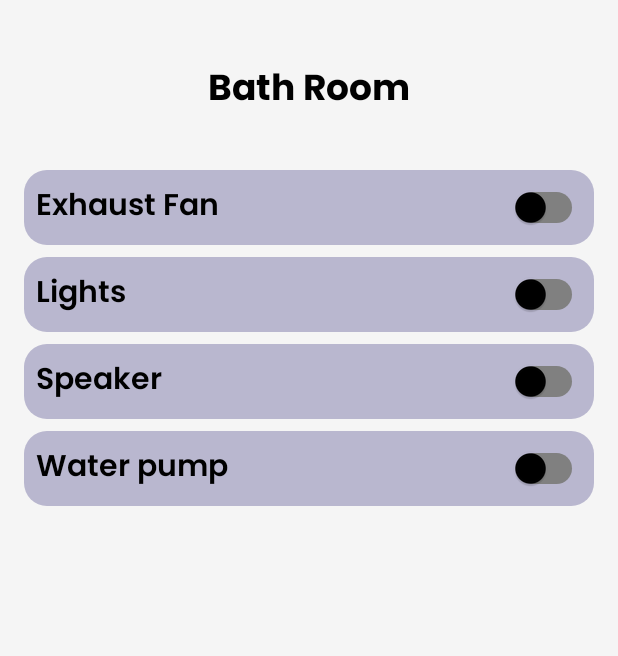
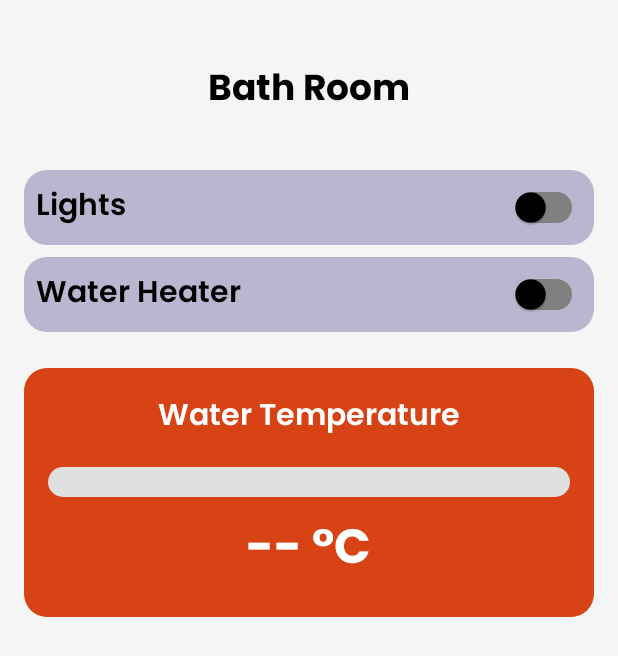
Before and after one commit to Merhii/Smart-Home-Dashboard, an Android app built with Jetpack Compose: the BathroomActivity screen opened directly, with no data from a screen before it, on a phone screen of 412 x 824 dp. Shown: the top 656 px of the screen. Run offline under Robolectric (Android 15) with nearby library versions, the phone set to English and light mode, and no system bars; Roboto replaces fonts that are not available here.

Commit message:
entrance and bathroom updated

```diff
--- a/app/src/main/java/com/example/myapplication/BathroomActivity.kt
+++ b/app/src/main/java/com/example/myapplication/BathroomActivity.kt
@@ -4,99 +4,97 @@ import android.content.Intent
 import android.os.Bundle
 import android.widget.Button
 import android.widget.EditText
+import android.widget.ProgressBar
 import android.widget.Switch
+import android.widget.TextView
 import android.widget.Toast
 import androidx.activity.ComponentActivity
 import androidx.activity.enableEdgeToEdge
 import androidx.lifecycle.lifecycleScope
-import com.example.myapplication.DTO.RegisterUserDto
-import com.example.myapplication.Entity.User
 import com.example.myapplication.RetrofitInstance.apiService
 import kotlinx.coroutines.CoroutineScope
 import kotlinx.coroutines.Dispatchers
+import kotlinx.coroutines.delay
 import kotlinx.coroutines.launch
 import retrofit2.Call
 import retrofit2.Callback
 import retrofit2.Response
-import retrofit2.Retrofit
-import retrofit2.converter.gson.GsonConverterFactory
-import retrofit2.http.GET
 
-
-private lateinit var Eswitch: Switch
 private lateinit var Lswitch: Switch
-private lateinit var Sswitch: Switch
-private lateinit var Pswitch: Switch
-
+private lateinit var Hswitch: Switch
+private lateinit var tvTemperature: TextView
+private lateinit var tempProgressBar: ProgressBar
+private var isHeaterOn = false
 
 class BathroomActivity : ComponentActivity() {
     override fun onCreate(savedInstanceState: Bundle?) {
         super.onCreate(savedInstanceState)
         enableEdgeToEdge()
         setContentView(R.layout.bathroom)
+
         val deviceLocation = intent.getStringExtra("loc")
+        Lswitch = findViewById(R.id.switchlights)
+        Hswitch = findViewById(R.id.switchHeater)
+        tvTemperature = findViewById(R.id.tvTemperature)
+        tempProgressBar = findViewById(R.id.tempProgressBar)
 
-       Eswitch = findViewById(R.id.switchexhaust)
-        Lswitch = findViewById(R.id.switchlights)
-        Sswitch = findViewById(R.id.switchspeaker)
-        Pswitch = findViewById(R.id.switchpump)
-
-        Eswitch.setOnCheckedChangeListener { _, isChecked ->
-            val status = if (isChecked) 1 else 0
-            // Call your API to update the status
-            println(status)
-
-            if (deviceLocation != null) {
-                updateDeviceStatus("Exhaust Fan", deviceLocation, status)
-            }
-        }
-
-
-        Pswitch.setOnCheckedChangeListener { _, isChecked ->
-            val status = if (isChecked) 1 else 0
-            // Call your API to update the status
-            println(status)
-
-            if (deviceLocation != null) {
-                updateDeviceStatus("Water pump", deviceLocation, status)
-            }
-        }
-
-        Sswitch.setOnCheckedChangeListener { _, isChecked ->
-            val status = if (isChecked) 1 else 0
-            // Call your API to update the status
-            println(status)
-
-            if (deviceLocation != null) {
-                updateDeviceStatus("Speaker", deviceLocation, status)
-            }
-        }
-
+        // Lights Switch Listener
         Lswitch.setOnCheckedChangeListener { _, isChecked ->
             val status = if (isChecked) 1 else 0
-            // Call your API to update the status
             println(status)
-
             if (deviceLocation != null) {
                 updateDeviceStatus("Lights", deviceLocation, status)
             }
         }
+
+        // Heater Switch Listener
+        Hswitch.setOnCheckedChangeListener { _, isChecked ->
+            val status = if (isChecked) 1 else 0
+            println(status)
+            if (deviceLocation != null) {
+                updateDeviceStatus("Heater", deviceLocation, status)
+            }
+
+            // Start/Stop temperature monitoring based on heater status
+            isHeaterOn = isChecked
+            if (isChecked) {
+                startHeatingSimulation()
+            } else {
+                resetTemperature()
+            }
+        }
     }
+
     private fun updateDeviceStatus(deviceName: String, deviceLocation: String, status: Int) {
-        // Launch a coroutine to make the network call asynchronously
         CoroutineScope(Dispatchers.Main).launch {
             try {
                 val response = apiService.updateDeviceStatus(deviceLocation, deviceName, status)
-
                 if (response.isExecuted) {
                     Toast.makeText(this@BathroomActivity, "$deviceName status updated successfully", Toast.LENGTH_SHORT).show()
                 } else {
                     Toast.makeText(this@BathroomActivity, "Failed to update device status", Toast.LENGTH_SHORT).show()
                 }
             } catch (e: Exception) {
-//                Toast.makeText(this@LivingroomActivity, "Error: ${e.message}", Toast.LENGTH_SHORT).show()
                 Toast.makeText(this@BathroomActivity, "$deviceName status updated successfully", Toast.LENGTH_SHORT).show()
             }
         }
     }
+
+    // Simulate temperature rise when heater is ON
+    private fun startHeatingSimulation() {
+        lifecycleScope.launch {
+            var temperature = 25  // Starting temperature
+            while (isHeaterOn && temperature <= 50) {  // Simulate heating up to 50°C
+                tvTemperature.text = "$temperature °C"
+                tempProgressBar.progress = temperature  // Update progress bar
+                delay(1000) // Update every second
+                temperature += 1
+            }
+        }
+    }
+
+    private fun resetTemperature() {
+        tvTemperature.text = "-- °C"
+        tempProgressBar.progress = 0
+    }
 }
--- a/app/src/main/java/com/example/myapplication/EntranceActivity.kt
+++ b/app/src/main/java/com/example/myapplication/EntranceActivity.kt
@@ -22,7 +22,7 @@ import retrofit2.Retrofit
 import retrofit2.converter.gson.GsonConverterFactory
 import retrofit2.http.GET
 
-private lateinit var switchAC: Switch
+private lateinit var switchLight: Switch
 
 
 
@@ -31,9 +31,9 @@ class EntranceActivity : ComponentActivity() {
         super.onCreate(savedInstanceState)
         enableEdgeToEdge()
         setContentView(R.layout.entrance)
-        switchAC = findViewById(R.id.switchAC)
+        switchLight = findViewById(R.id.switchLight)
 
-        switchAC.setOnCheckedChangeListener { _, isChecked ->
+        switchLight.setOnCheckedChangeListener { _, isChecked ->
             if (isChecked) {
                 // Switch turned ON -> Call LED ON API
                 apiService.turnOnLed().enqueue(object : Callback<String> {
--- /dev/null
+++ b/app/src/main/res/drawable/progress_bar_temperature.xml
@@ -0,0 +1,21 @@
+<layer-list xmlns:android="http://schemas.android.com/apk/res/android">
+    <item android:id="@android:id/background">
+        <shape android:shape="rectangle">
+            <corners android:radius="10dp"/>
+            <solid android:color="#E0E0E0"/>  <!-- Background color -->
+        </shape>
+    </item>
+
+    <item android:id="@android:id/progress">
+        <clip>
+            <shape android:shape="rectangle">
+                <corners android:radius="10dp"/>
+                <gradient
+                    android:angle="0"
+                    android:startColor="#2196F3"
+                android:centerColor="#FFC107"
+                android:endColor="#F44336"/>
+            </shape>
+        </clip>
+    </item>
+</layer-list>
--- a/app/src/main/res/layout/bathroom.xml
+++ b/app/src/main/res/layout/bathroom.xml
@@ -26,41 +26,6 @@
         android:layout_below="@id/tvBathRoom"
         android:orientation="vertical"
         android:layout_marginTop="16dp">
-
-        <!-- Exhaust Fan Row -->
-        <LinearLayout
-            android:layout_width="match_parent"
-            android:layout_height="wrap_content"
-            android:layout_marginBottom="8dp"
-            android:orientation="horizontal"
-            android:background="@drawable/rounded_boxes"
-            android:backgroundTint="#B9B7CF"
-            android:padding="8dp"
-            android:elevation="4dp"
-            android:layout_gravity="center_vertical"
-            >
-
-            <TextView
-                android:layout_width="0dp"
-                android:layout_height="wrap_content"
-                android:layout_weight="1"
-                android:text="Exhaust Fan"
-                android:textSize="20sp"
-                android:textColor="#000000"
-                android:fontFamily="@font/poppins_semibold"
-                android:gravity="center_vertical" />
-
-            <Switch
-                android:id="@+id/switchexhaust"
-                android:layout_width="wrap_content"
-                android:layout_height="wrap_content"
-                android:layout_gravity="center_vertical"
-                android:thumbTint="#000000"
-                android:track="@drawable/track"/>
-        </LinearLayout>
-
-
-        <!-- lights -->
         <LinearLayout
             android:layout_width="match_parent"
             android:layout_height="wrap_content"
@@ -90,7 +55,7 @@
                 android:thumbTint="#000000"
                 android:track="@drawable/track"/>
         </LinearLayout>
-        <!-- Speaker Row -->
+        <!-- Water Heater -->
         <LinearLayout
             android:layout_width="match_parent"
             android:layout_height="wrap_content"
@@ -106,48 +71,67 @@
                 android:layout_width="0dp"
                 android:layout_height="wrap_content"
                 android:layout_weight="1"
-                android:text="Speaker"
+                android:text="Water Heater"
                 android:textSize="20sp"
                 android:textColor="#000000"
                 android:fontFamily="@font/poppins_semibold"
                 android:gravity="center_vertical" />
 
             <Switch
-                android:id="@+id/switchspeaker"
+                android:id="@+id/switchHeater"
                 android:layout_width="wrap_content"
                 android:layout_height="wrap_content"
                 android:layout_gravity="center_vertical"
                 android:thumbTint="#000000"
                 android:track="@drawable/track"/>
         </LinearLayout>
+
+        <!-- Temperature Display Section -->
         <LinearLayout
+            android:id="@+id/temperatureContainer"
             android:layout_width="match_parent"
             android:layout_height="wrap_content"
-            android:layout_marginBottom="8dp"
-            android:orientation="horizontal"
+            android:layout_marginTop="16dp"
             android:background="@drawable/rounded_boxes"
-            android:backgroundTint="#B9B7CF"
-            android:padding="8dp"
-            android:elevation="4dp"
-            android:layout_gravity="center_vertical">
+            android:backgroundTint="#D84315"
+            android:padding="16dp"
+            android:elevation="6dp"
+            android:orientation="vertical"
+            android:gravity="center">
 
             <TextView
-                android:layout_width="0dp"
-                android:layout_height="wrap_content"
-                android:layout_weight="1"
-                android:text="Water pump"
-                android:textSize="20sp"
-                android:textColor="#000000"
-                android:fontFamily="@font/poppins_semibold"
-                android:gravity="center_vertical" />
-
-            <Switch
-                android:id="@+id/switchpump"
                 android:layout_width="wrap_content"
                 android:layout_height="wrap_content"
-                android:layout_gravity="center_vertical"
-                android:thumbTint="#000000"
-                android:track="@drawable/track"/>
+                android:text="Water Temperature"
+                android:textSize="20sp"
+                android:textColor="#FFFFFF"
+                android:fontFamily="@font/poppins_semibold"
+                android:layout_gravity="center_horizontal"
+                android:layout_marginBottom="8dp"/>
+
+            <!-- Temperature Progress Bar -->
+            <ProgressBar
+                android:id="@+id/tempProgressBar"
+                style="?android:attr/progressBarStyleHorizontal"
+                android:layout_width="match_parent"
+                android:layout_height="20dp"
+                android:max="50"
+                android:progress="0"
+                android:progressDrawable="@drawable/progress_bar_temperature"
+                android:layout_marginTop="8dp"/>
+
+            <!-- Temperature Value -->
+            <TextView
+                android:id="@+id/tvTemperature"
+                android:layout_width="wrap_content"
+                android:layout_height="wrap_content"
+                android:text="-- °C"
+                android:textSize="32sp"
+                android:textColor="#FFFFFF"
+                android:fontFamily="@font/poppins_bold"
+                android:layout_marginTop="8dp"
+                android:layout_gravity="center_horizontal"/>
         </LinearLayout>
+
     </LinearLayout>
 </RelativeLayout>
--- a/app/src/main/res/layout/entrance.xml
+++ b/app/src/main/res/layout/entrance.xml
@@ -56,7 +56,7 @@
 
             <!-- Switch -->
             <Switch
-                android:id="@+id/switchAC"
+                android:id="@+id/switchLight"
                 android:layout_width="wrap_content"
                 android:layout_height="wrap_content"
                 android:layout_gravity="center_vertical"
```
